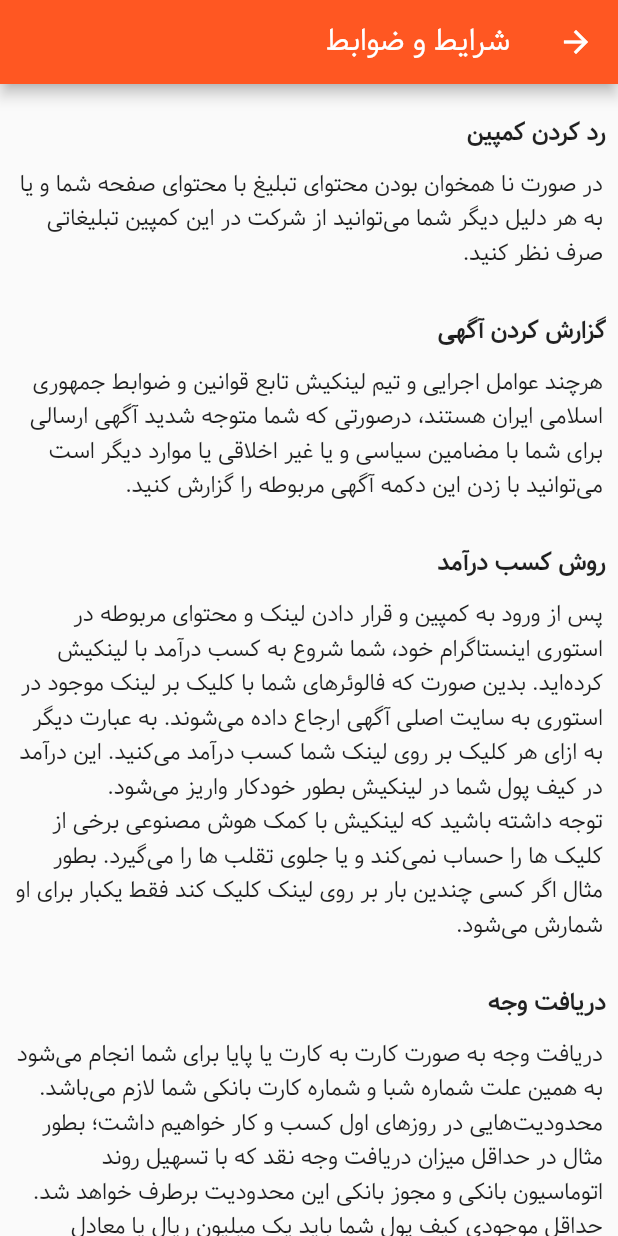
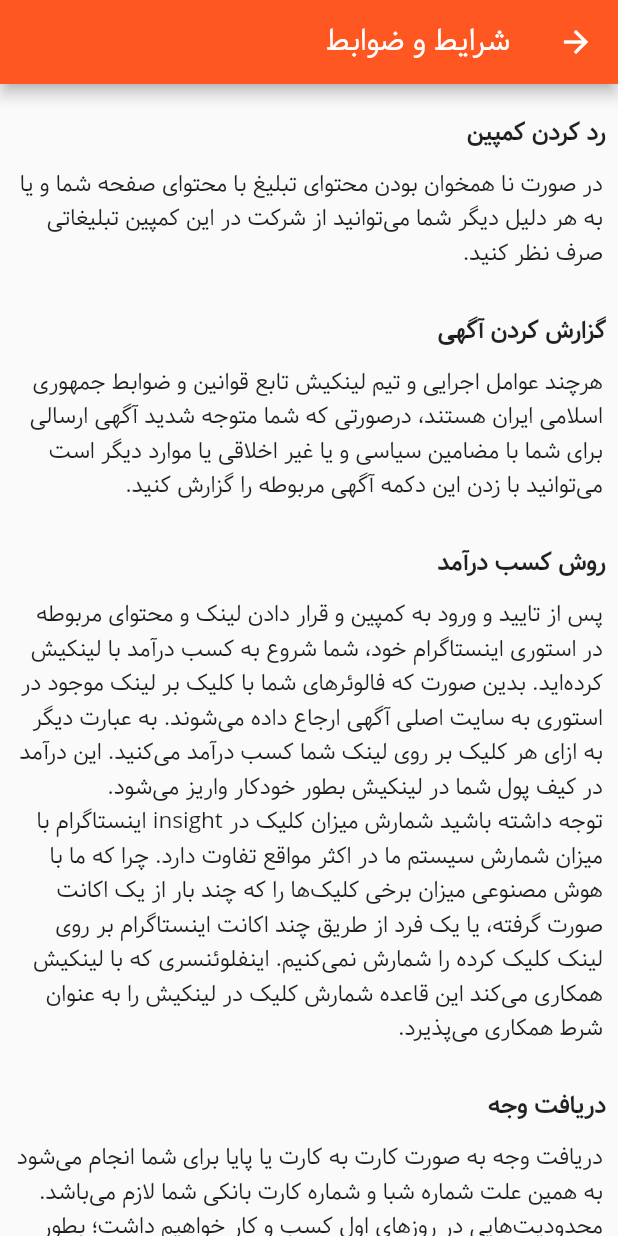
Before and after one commit to alirezabhr/linkish_app, a Flutter app: the TermsConditionsScreen screen opened by its route, scrolled down 1728 dp, on a phone screen of 412 x 824 dp. Run offline on Flutter 3.47's test engine with Material 2 defaults, Android fonts, the phone set to English and light mode, and no system bars; our stand-ins replace dio, image_gallery_saver, permission_handler, shared_preferences; missing offline and left inert: flutter_insta, social_share; accounts and stored records are empty.

Commit message:
A term added, which is about differences between instagram insight clicks and number of clicks in linkish

```diff
--- a/lib/ui/screens/terms_condtions_screen.dart
+++ b/lib/ui/screens/terms_condtions_screen.dart
@@ -201,13 +201,17 @@ class TermsConditionsScreen extends StatelessWidget {
               ),
               Padding(
                 padding: const EdgeInsets.all(10.0),
-                child: Text( "پس از ورود به کمپین و قرار دادن لینک و محتوای مربوطه در استوری اینستاگرام خود،"
-                    " شما شروع به کسب درآمد با لینکیش کرده‌اید. بدین صورت که فالوئر‌های شما"
+                child: Text( "پس از تایید و ورود به کمپین و قرار دادن لینک و محتوای مربوطه در استوری "
+                    "اینستاگرام خود، شما شروع به کسب درآمد با لینکیش کرده‌اید. بدین صورت که فالوئر‌های شما"
                     " با کلیک بر لینک موجود در استوری به سایت اصلی آگهی ارجاع داده می‌شوند. به عبارت دیگر "
                     "به ازای هر کلیک بر روی لینک شما کسب درآمد می‌کنید. این درآمد در کیف پول شما در "
-                    "لینکیش بطور خودکار واریز می‌شود.\nتوجه داشته باشید که لینکیش با کمک هوش مصنوعی برخی از کلیک ها "
-                    "را حساب نمی‌کند و یا جلوی تقلب ها را می‌گیرد. "
-                    "بطور مثال اگر کسی چندین بار بر روی لینک کلیک کند فقط یکبار برای او شمارش می‌شود.",
+                    "لینکیش بطور خودکار واریز می‌شود.\n"
+                    "توجه داشته باشید شمارش میزان کلیک در insight اینستاگرام "
+                    "با میزان شمارش سیستم ما در اکثر مواقع تفاوت دارد. "
+                    "چرا که ما با هوش مصنوعی میزان برخی کلیک‌ها را که چند بار "
+                    "از یک اکانت صورت گرفته، یا یک فرد از طریق چند اکانت اینستاگرام "
+                    "بر روی لینک کلیک کرده را شمارش نمی‌کنیم. اینفلوئنسری که با لینکیش همکاری "
+                    "می‌کند این قاعده شمارش کلیک در لینکیش را به عنوان شرط همکاری می‌پذیرد.",
                   style: TextStyle(
                       fontSize: 15.0
                   ),
```
